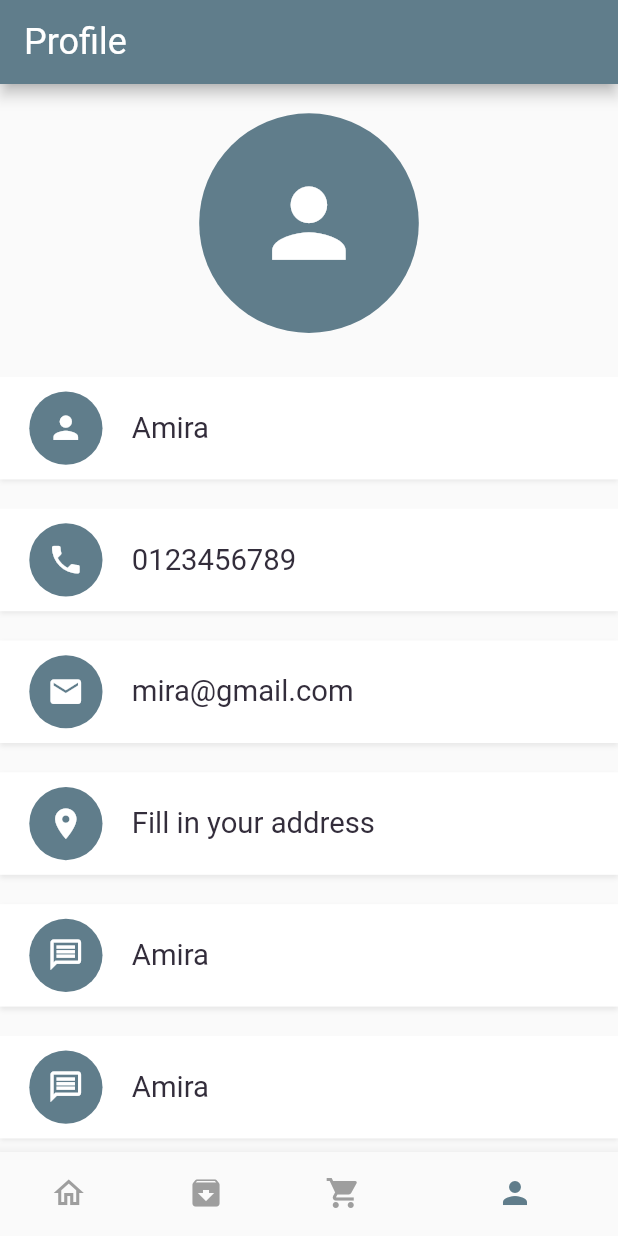
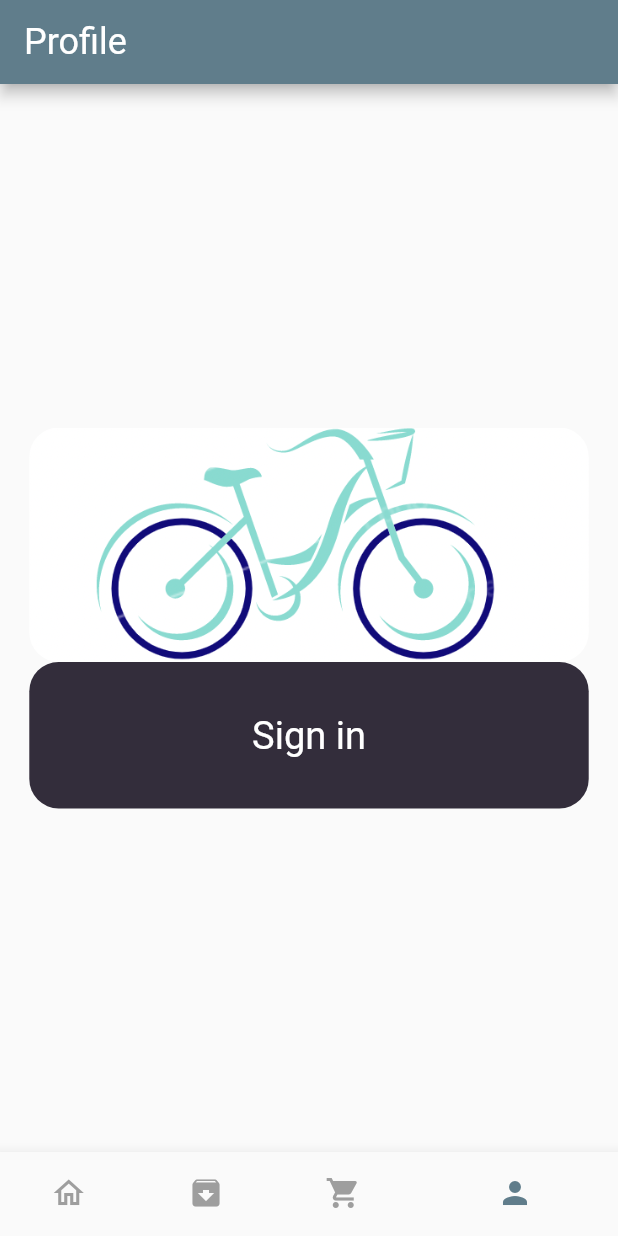
Before and after one commit to aimrsyh/E-commerce-Food-, a Flutter app: the screen it shows after launch, item 4 of the bottom bar chosen, on a phone screen of 412 x 824 dp. Run offline on Flutter 3.47's test engine with Material 2 defaults, Android fonts, the phone set to English and light mode, and no system bars; our stand-ins replace dots_indicator, get, persistent_bottom_nav_bar, shared_preferences; missing offline and left inert: dart:ffi; accounts and stored records are empty; network calls fail.

Commit message:
Profile Page Account

```diff
--- a/lib/controllers/cart_controller.dart
+++ b/lib/controllers/cart_controller.dart
@@ -148,4 +148,9 @@ class CartController extends GetxController {
     cartRepo.addToCartList(getItems);
     update();
   }
+
+  void clearCartHistory() {
+    cartRepo.clearCartHistory();
+    update();
+  }
 }
--- /dev/null
+++ b/lib/controllers/user_controller.dart
@@ -0,0 +1,35 @@
+//import 'package:ecomm_food/data/repository/auth_repo.dart';
+import 'package:ecomm_food/data/repository/user_repo.dart';
+import 'package:ecomm_food/models/response_model.dart';
+import 'package:ecomm_food/models/user_model.dart';
+import 'package:get/get.dart';
+
+class UserController extends GetxController implements GetxService {
+  final UserRepo userRepo;
+  UserController({
+    required this.userRepo,
+  });
+
+  bool _isLoading = false;
+  late UserModel _userModel;
+
+  bool get isLoading => _isLoading;
+  UserModel get userModel => _userModel;
+
+  Future<ResponseModel> getUserInfo() async {
+    Response response = await userRepo.getUserInfo();
+    late ResponseModel responseModel;
+    print(response.body.toString());
+    if (response.statusCode == 200) {
+      _userModel = UserModel.fromJson(response.body);
+      _isLoading = true;
+      responseModel = ResponseModel(true, "successfully");
+    } else {
+      print("did not get");
+      responseModel = ResponseModel(false, response.statusText!);
+    }
+
+    update();
+    return responseModel;
+  }
+}
--- a/lib/data/repository/cart_repo.dart
+++ b/lib/data/repository/cart_repo.dart
@@ -99,4 +99,10 @@ class CartRepo {
     cart = [];
     sharedPreferences.remove(AppConstants.CART_LIST);
   }
+
+  void clearCartHistory() {
+    removeCart();
+    cartHistory = [];
+    sharedPreferences.remove(AppConstants.CART_HISTORY_LIST);
+  }
 }
--- /dev/null
+++ b/lib/data/repository/user_repo.dart
@@ -0,0 +1,12 @@
+import 'package:ecomm_food/data/api/api_client.dart';
+import 'package:ecomm_food/utils/app_constants.dart';
+import 'package:get/get.dart';
+
+class UserRepo {
+  final ApiClient apiClient;
+  UserRepo({required this.apiClient});
+
+  Future<Response> getUserInfo() async {
+    return await apiClient.getData(AppConstants.USER_INFO_URI);
+  }
+}
--- /dev/null
+++ b/lib/models/user_model.dart
@@ -0,0 +1,25 @@
+class UserModel {
+  int id;
+  String name;
+  String email;
+  String phone;
+  int orderCount;
+
+  UserModel({
+    required this.id,
+    required this.name,
+    required this.email,
+    required this.phone,
+    required this.orderCount,
+  });
+
+  factory UserModel.fromJson(Map<String, dynamic> json) {
+    return UserModel(
+      id: json['id'],
+      name: json['f_name'],
+      email: json['email'],
+      phone: json['phone'],
+      orderCount: json['order_count'],
+    );
+  }
+}
--- a/lib/pages/account/account_page.dart
+++ b/lib/pages/account/account_page.dart
@@ -1,3 +1,8 @@
+import 'package:ecomm_food/base/custom_loader.dart';
+import 'package:ecomm_food/controllers/auth_controller.dart';
+import 'package:ecomm_food/controllers/cart_controller.dart';
+import 'package:ecomm_food/controllers/user_controller.dart';
+import 'package:ecomm_food/routes/route_helper.dart';
 import 'package:ecomm_food/utils/app_constants.dart';
 import 'package:ecomm_food/utils/colors.dart';
 import 'package:ecomm_food/utils/dimensions.dart';
@@ -9,12 +14,18 @@ import 'package:flutter/material.dart';
 import 'package:flutter/src/foundation/key.dart';
 import 'package:flutter/src/widgets/container.dart';
 import 'package:flutter/src/widgets/framework.dart';
+import 'package:get/get.dart';
 
 class AccountPage extends StatelessWidget {
   const AccountPage({Key? key}) : super(key: key);
 
   @override
   Widget build(BuildContext context) {
+    bool _userLoggedIn = Get.find<AuthController>().userLoggedIn();
+    if (_userLoggedIn) {
+      Get.find<UserController>().getUserInfo();
+      print("User has logged in");
+    }
     return Scaffold(
       appBar: AppBar(
         backgroundColor: AppColors.mainColor,
@@ -24,7 +35,10 @@ class AccountPage extends StatelessWidget {
           color: Colors.white,
         ),
       ),
-      body: Container(
+      body: GetBuilder<UserController>(builder: (userController) {
+        return _userLoggedIn
+            ? (userController.isLoading
+                ? Container(
                     width: double.maxFinite,
                     margin: EdgeInsets.only(top: Dimensions.height20),
                     child: Column(
@@ -54,7 +68,7 @@ class AccountPage extends StatelessWidget {
                                       size: Dimensions.height10 * 5,
                                     ),
                                     bigText: BigText(
-                          text: "Amira",
+                                      text: userController.userModel.name,
                                     )),
                                 SizedBox(
                                   height: Dimensions.height20,
@@ -69,7 +83,7 @@ class AccountPage extends StatelessWidget {
                                       size: Dimensions.height10 * 5,
                                     ),
                                     bigText: BigText(
-                          text: "0123456789",
+                                      text: userController.userModel.phone,
                                     )),
                                 SizedBox(
                                   height: Dimensions.height20,
@@ -84,7 +98,7 @@ class AccountPage extends StatelessWidget {
                                       size: Dimensions.height10 * 5,
                                     ),
                                     bigText: BigText(
-                          text: "mira@gmail.com",
+                                      text: userController.userModel.email,
                                     )),
                                 SizedBox(
                                   height: Dimensions.height20,
@@ -114,30 +128,96 @@ class AccountPage extends StatelessWidget {
                                       size: Dimensions.height10 * 5,
                                     ),
                                     bigText: BigText(
-                          text: "Amira",
+                                      text: "Mesasages",
                                     )),
                                 SizedBox(
                                   height: Dimensions.height20,
                                 ),
                                 //message
-                    AccountWidget(
+                                GestureDetector(
+                                  onTap: () {
+                                    if (Get.find<AuthController>()
+                                        .userLoggedIn()) {
+                                      Get.find<AuthController>()
+                                          .clearSharedData();
+                                      Get.find<CartController>().clear();
+                                      Get.find<CartController>()
+                                          .clearCartHistory();
+                                      Get.offNamed(RouteHelper.getSignInPage());
+                                    }
+                                  },
+                                  child: AccountWidget(
                                       appIcon: AppIcon(
-                          icon: Icons.message_outlined,
+                                        icon: Icons.logout,
                                         backgroundColor: AppColors.mainColor,
                                         iconColor: Colors.white,
                                         iconSize: Dimensions.height10 * 5 / 2,
                                         size: Dimensions.height10 * 5,
                                       ),
                                       bigText: BigText(
-                          text: "Amira",
+                                        text: "Logout",
                                       )),
+                                ),
                               ],
                             ),
                           ),
                         )
                       ],
                     ),
+                  )
+                : CustomLoader())
+            : Container(
+                child: Center(
+                  child: Center(
+                      child: Column(
+                    mainAxisAlignment: MainAxisAlignment.center,
+                    children: [
+                      Container(
+                        width: double.maxFinite,
+                        height: Dimensions.height20 * 8,
+                        margin: EdgeInsets.only(
+                          left: Dimensions.width20,
+                          right: Dimensions.width20,
                         ),
+                        decoration: BoxDecoration(
+                          borderRadius:
+                              BorderRadius.circular(Dimensions.radius20),
+                          image: DecorationImage(
+                            fit: BoxFit.cover,
+                            image:
+                                AssetImage("assets/image/signintocontinue.png"),
+                          ),
+                        ),
+                      ),
+                      GestureDetector(
+                        onTap: () {
+                          Get.toNamed(RouteHelper.getSignInPage());
+                        },
+                        child: Container(
+                          width: double.maxFinite,
+                          height: Dimensions.height20 * 5,
+                          margin: EdgeInsets.only(
+                            left: Dimensions.width20,
+                            right: Dimensions.width20,
+                          ),
+                          decoration: BoxDecoration(
+                            color: AppColors.mainBlackColor,
+                            borderRadius:
+                                BorderRadius.circular(Dimensions.radius20),
+                          ),
+                          child: Center(
+                              child: BigText(
+                            text: "Sign in",
+                            color: Colors.white,
+                            size: Dimensions.font26,
+                          )),
+                        ),
+                      ),
+                    ],
+                  )),
+                ),
+              );
+      }),
     );
   }
 }
--- a/lib/routes/route_helper.dart
+++ b/lib/routes/route_helper.dart
@@ -1,3 +1,4 @@
+import 'package:ecomm_food/pages/auth/sign_in_page.dart';
 import 'package:ecomm_food/pages/cart/cart_page.dart';
 import 'package:ecomm_food/pages/food/food_detail.dart';
 import 'package:ecomm_food/pages/food/recommended_food_detail.dart';
@@ -13,6 +14,7 @@ class RouteHelper {
   static const String popularFood = "/popular-food";
   static const String recommendedFood = "/recommended-food";
   static const String cartPage = "/cart-page";
+  static const String signIn = "/sign-in";
 
   static String getSplashPage() => '$splashPage';
   static String getInitial() => '$initial';
@@ -21,10 +23,21 @@ class RouteHelper {
   static String getRecommendedfood(int pageId, String page) =>
       '$recommendedFood?pageId=$pageId&page=$page';
   static String getCartPage() => '$cartPage';
+  static String getSignInPage() => '$signIn';
 
   static List<GetPage> routes = [
     GetPage(name: splashPage, page: () => SplashScreen()),
-    GetPage(name: initial, page: () => HomePage()),
+    GetPage(
+        name: initial,
+        page: () {
+          return HomePage();
+        }),
+    GetPage(
+        name: signIn,
+        page: () {
+          return SignInPage();
+        },
+        transition: Transition.fade),
     GetPage(
         name: popularFood,
         page: () {
--- a/lib/utils/app_constants.dart
+++ b/lib/utils/app_constants.dart
@@ -11,8 +11,9 @@ class AppConstants {
   //auth end points
   static const String REGISRTRATION_URI = "/api/v1/auth/register";
   static const String LOGIN_URI = "/api/v1/auth/login";
+  static const String USER_INFO_URI = "/api/v1/customer/info";
 
-  static const String TOKEN = "DBtoken";
+  static const String TOKEN = "";
   static const String PHONE = "";
   static const String PASSWORD = "";
   static const String CART_LIST = "cart-List";
```
Also changed, not shown: lib/controllers/auth_controller.dart (+10 -6 lines), lib/data/api/api_client.dart (+8 -5 lines), lib/data/repository/auth_repo.dart (+13 -0 lines), lib/helper/dependecies.dart (+6 -1 lines), lib/pages/cart/cart_page.dart (+8 -3 lines), assets/image/signintocontinue.png (added). Lines whose indentation alone changed are shown as unchanged.
